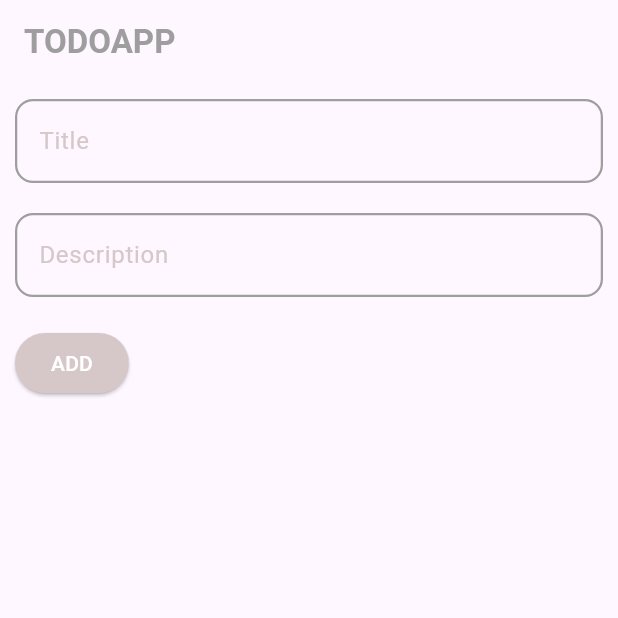
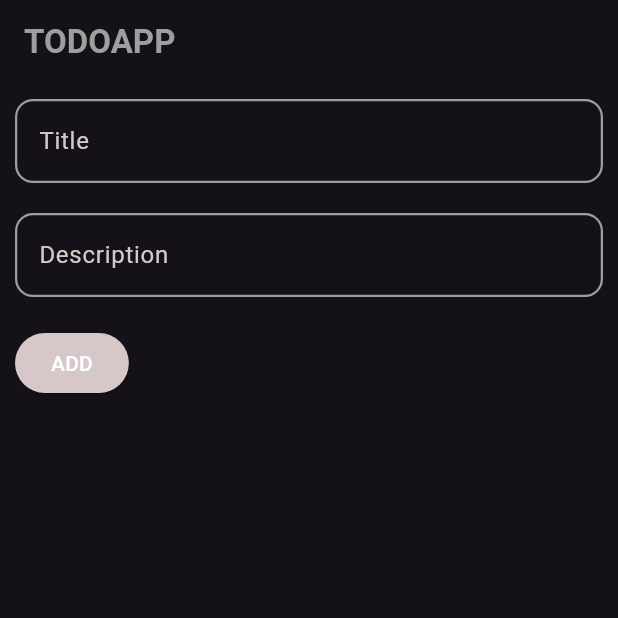
Before and after one commit to Taufiq-ansari/TODO-APP, a Flutter app: the screen it shows after launch, after a tap on the "add" icon, on a phone screen of 412 x 824 dp, the top half of it. Run offline on Flutter 3.47's test engine with Material 3 defaults, Android fonts, the phone set to English and light mode, and no system bars; our stand-ins replace sqflite; accounts and stored records are empty.

Commit message:
error  found in dbhelper runtime

```diff
--- /dev/null
+++ b/lib/database/sqlite/dbhelper.dart
@@ -0,0 +1,74 @@
+// ignore_for_file: non_constant_identifier_names
+import 'package:path/path.dart';
+import 'package:sqflite/sqflite.dart';
+
+class DBHelper {
+  // creating private constructor
+  // DBHelper._();
+
+  //making singleton for  creating  only one instance
+  // DBHelper._();
+
+  /// variable   for table
+
+  static final String TABLE_Name = "todo";
+  static final String COLUMN_NAME_TITLE = "title";
+  static final String COLUMN_NAME_DESC = "description";
+
+  // static final DBHelper getInstance = DBHelper._();
+
+  Database? myDB;
+
+  Future<Database> getDB() async {
+    if (myDB != null) {
+      return myDB!;
+    } else {
+      myDB = await openDB();
+      return myDB!;
+    }
+  }
+
+  Future<Database> openDB() async {
+    String dirPath = await getDatabasesPath();
+
+    String dbPath = join(dirPath, "TODO.db");
+    print("fullpath here : $dbPath");
+
+    return await openDatabase(
+      dbPath,
+      onCreate: (db, version) {
+        print("creating table: $db");
+        //  create your all table
+        db.execute('''
+          CREATE TABLE $TABLE_Name (
+            title TEXT NOT NULL,
+            description TEXT
+          )
+          ''');
+        print("table created successfully...");
+      },
+      version: 1,
+    );
+  }
+
+  // all queries
+  // insert data
+
+  Future<bool> addTodo({required String tTitle, required String dDescription}) async {
+    var db = await getDB();
+
+    int rows = await db.insert(TABLE_Name, {
+      COLUMN_NAME_TITLE: tTitle,
+      COLUMN_NAME_DESC: dDescription,
+    });
+    return rows > 0;
+  }
+
+  Future<List<Map<String, dynamic>>> getAllTodo() async {
+    var db = await getDB();
+
+    List<Map<String, dynamic>> mdata = await db.query(TABLE_Name);
+
+    return mdata;
+  }
+}
--- a/lib/main.dart
+++ b/lib/main.dart
@@ -1,7 +1,6 @@
 import 'package:flutter/material.dart';
-import 'package:todoapp/pages/todoaddpage.dart';
 import 'package:todoapp/pages/todohomepage.dart';
-import 'package:todoapp/splash/welcomescreen.dart';
+import 'package:todoapp/theme.dart';
 
 void main() {
   runApp(MyApp());
@@ -14,9 +13,8 @@ class MyApp extends StatelessWidget {
   Widget build(BuildContext context) {
     return MaterialApp(
       debugShowCheckedModeBanner: false,
-      theme: ThemeData(),
-      darkTheme: ThemeData(),
-
+      theme: Themes.lightTheme,
+      darkTheme: Themes.darkTheme,
       themeMode: ThemeMode.dark,
       home: ToDoHomepage(),
     );
--- a/lib/model/todomedel.dart
+++ /dev/null
@@ -1,6 +0,0 @@
-class TodoModel {
-  String? title;
-  String? description;
-
-  TodoModel({required this.title, required this.description});
-}
--- /dev/null
+++ b/lib/model/todomodel.dart
@@ -0,0 +1,27 @@
+class TodoModel {
+  String? title;
+  String? description;
+
+  TodoModel({
+    required this.title,
+    required this.description,
+  });
+
+  // from json
+
+  factory TodoModel.fromJson(Map<String, String> json) {
+    return TodoModel(
+      title: json["title"],
+      description: json["description"],
+    );
+  }
+
+  // tomap
+
+  Map<String, dynamic> toMap() {
+    return {
+      "title": title,
+      "description": description,
+    };
+  }
+}
--- a/lib/pages/todoaddpage.dart
+++ b/lib/pages/todoaddpage.dart
@@ -1,6 +1,5 @@
 import 'package:flutter/material.dart';
-import 'package:todoapp/model/todomedel.dart';
-import 'package:todoapp/pages/todohomepage.dart';
+import 'package:todoapp/model/todomodel.dart';
 
 class ToDoAddpage extends StatefulWidget {
   const ToDoAddpage({super.key});
@@ -12,8 +11,6 @@ class ToDoAddpage extends StatefulWidget {
 class _ToDoAddpageState extends State<ToDoAddpage> {
   TextEditingController titleController = TextEditingController();
   TextEditingController desController = TextEditingController();
-
-
 
   final _formKey = GlobalKey<FormState>();
 
--- a/lib/pages/todohomepage.dart
+++ b/lib/pages/todohomepage.dart
@@ -1,7 +1,7 @@
-// ignore_for_file: must_be_immutable
+import 'package:flutter/material.dart';
+import 'package:todoapp/database/sqlite/dbhelper.dart';
+import 'package:todoapp/model/todomodel.dart';
 
-import 'package:flutter/material.dart';
-import 'package:todoapp/model/todomedel.dart';
 import 'package:todoapp/pages/todoaddpage.dart';
 
 class ToDoHomepage extends StatefulWidget {
@@ -12,21 +12,35 @@ class ToDoHomepage extends StatefulWidget {
 }
 
 class _ToDoHomepageState extends State<ToDoHomepage> {
-  final List<TodoModel> todoList = [];
+  List<Map<String, dynamic>> todoList = [];
+  DBHelper? helper = DBHelper();
 
-  void deleteItem(int index) {
-    todoList.removeAt(index);
+  @override
+  void initState() {
+    super.initState();
+    print("initstate called..");
+    helper!.myDB;
+    fetchTodo();
+  }
+
+  void fetchTodo() async {
+    print("featch todo printed..");
+    todoList = await helper!.getAllTodo();
+
+    setState(() {});
   }
 
   @override
   Widget build(BuildContext context) {
-    print("${todoList.length}");
     return Scaffold(
       appBar: AppBar(
         automaticallyImplyLeading: false,
         title: Text(
           "TODOAPP",
-          style: TextStyle(color: Colors.grey, fontWeight: FontWeight.bold),
+          style: TextStyle(
+            color: Colors.grey,
+            fontWeight: FontWeight.bold,
+          ),
         ),
       ),
       body: todoList.isEmpty
@@ -39,12 +53,12 @@ class _ToDoHomepageState extends State<ToDoHomepage> {
           : ListView.builder(
               itemCount: todoList.length,
               itemBuilder: (context, index) {
-                final newList = todoList[index];
+                // final newList = todoList[index];
 
                 return Card(
                   child: ListTile(
-                    title: Text(newList.title.toString()),
-                    subtitle: Text(newList.description.toString()),
+                    title: Text(todoList[index][DBHelper.COLUMN_NAME_TITLE]),
+                    subtitle: Text(todoList[index][DBHelper.COLUMN_NAME_DESC]),
                     trailing: IconButton(
                       onPressed: () {
                         showDialog(
@@ -61,7 +75,11 @@ class _ToDoHomepageState extends State<ToDoHomepage> {
                                   onPressed: () {
                                     todoList.removeAt(index);
                                     Navigator.pop(context);
-                                    ScaffoldMessenger.of(context).showSnackBar(SnackBar(content: Text("task deleted")));
+                                    ScaffoldMessenger.of(context).showSnackBar(
+                                      SnackBar(
+                                        content: Text("task deleted"),
+                                      ),
+                                    );
                                     setState(() {});
                                   },
                                   child: Text("yes"),
@@ -102,7 +120,7 @@ class _ToDoHomepageState extends State<ToDoHomepage> {
         onPressed: () async {
           final result = await Navigator.push(context, MaterialPageRoute(builder: (context) => ToDoAddpage()));
           if (result != null && result is TodoModel) {
-            todoList.add(result);
+            helper!.addTodo(tTitle: "task1 added", dDescription: "description");
           }
           setState(() {});
         },
--- /dev/null
+++ b/lib/theme.dart
@@ -0,0 +1,15 @@
+import 'package:flutter/material.dart';
+
+class Themes {
+  // light Theme
+  static ThemeData lightTheme = ThemeData(
+    brightness: Brightness.light,
+    primaryColor: Color.fromARGB(255, 212, 210, 202),
+  );
+
+  // dark Theme
+  static ThemeData darkTheme = ThemeData(
+    brightness: Brightness.dark,
+    primaryColor: Color.fromARGB(255, 30, 30, 30),
+  );
+}
--- a/pubspec.yaml
+++ b/pubspec.yaml
@@ -34,6 +34,9 @@ dependencies:
   # The following adds the Cupertino Icons font to your application.
   # Use with the CupertinoIcons class for iOS style icons.
   cupertino_icons: ^1.0.8
+  sqflite: ^2.4.2
+  path: ^1.9.1
+  path_provider: ^2.1.5
 
 dev_dependencies:
   flutter_test:
```
Also changed, not shown: pubspec.lock, 7 other files.
